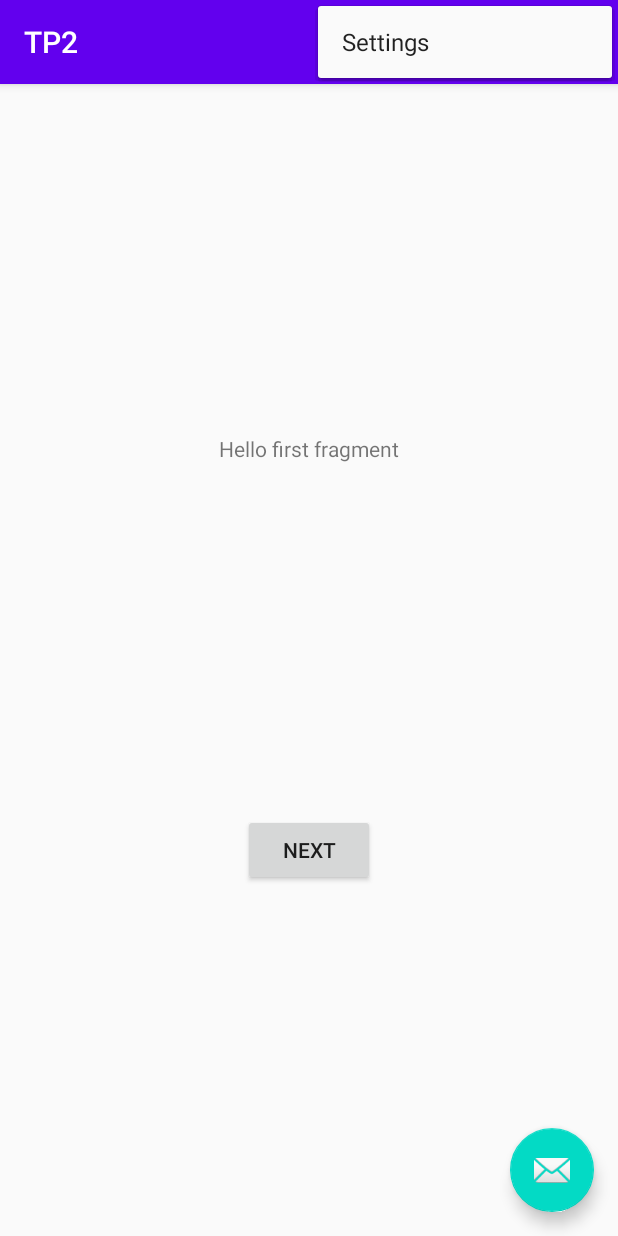
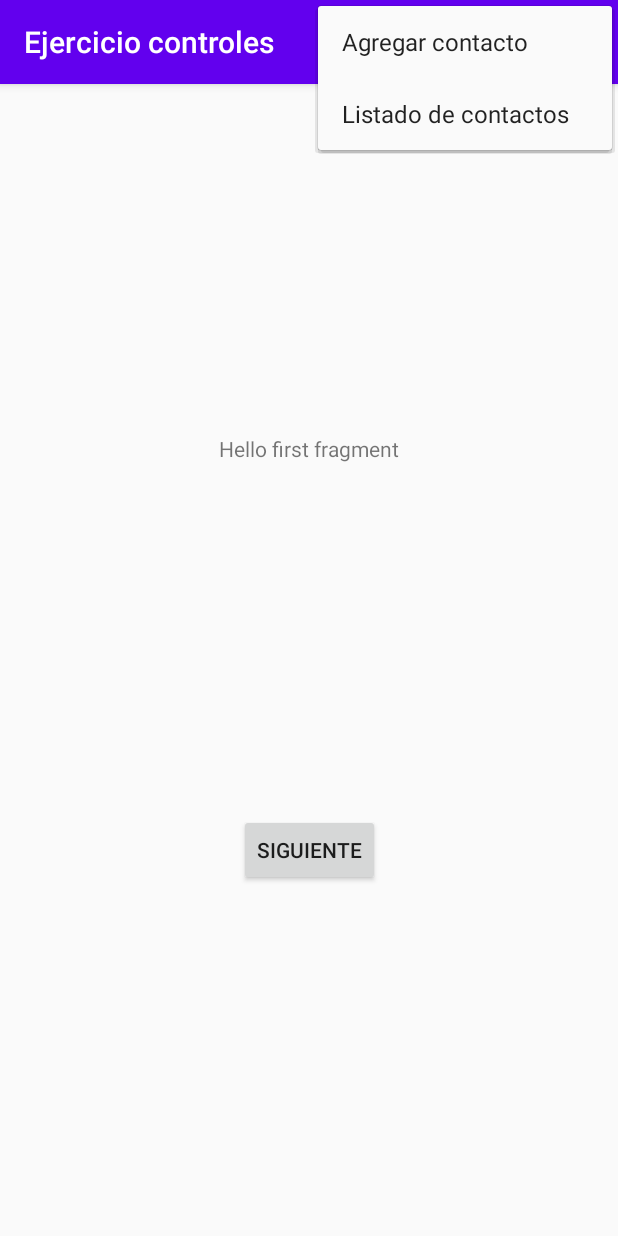
Before and after one commit to angelsimon/PAII-TP2, an Android app: the screen it shows after launch (MainActivity), with the options menu open, on a phone screen of 412 x 824 dp. Run offline under Robolectric (Android 15) with nearby library versions, the phone set to English and light mode, and no system bars.

Commit message:
Modificaciones el menú y MainActivity

```diff
--- a/app/src/main/res/layout/activity_main.xml
+++ b/app/src/main/res/layout/activity_main.xml
@@ -22,12 +22,4 @@
 
     <include layout="@layout/content_main" />
 
-    <com.google.android.material.floatingactionbutton.FloatingActionButton
-        android:id="@+id/fab"
-        android:layout_width="wrap_content"
-        android:layout_height="wrap_content"
-        android:layout_gravity="bottom|end"
-        android:layout_margin="@dimen/fab_margin"
-        app:srcCompat="@android:drawable/ic_dialog_email" />
-
 </androidx.coordinatorlayout.widget.CoordinatorLayout>
--- a/app/src/main/res/menu/menu_main.xml
+++ b/app/src/main/res/menu/menu_main.xml
@@ -3,8 +3,12 @@
     xmlns:tools="http://schemas.android.com/tools"
     tools:context="com.example.tp2.MainActivity">
     <item
-        android:id="@+id/action_settings"
+        android:id="@+id/action_agregar"
         android:orderInCategory="100"
-        android:title="@string/action_settings"
+        android:title="@string/action_agregar"
         app:showAsAction="never" />
+    <item
+        android:id="@+id/action_listar"
+        android:orderInCategory="101"
+        android:title="@string/action_listar" />
 </menu>
--- a/app/src/main/res/values/strings.xml
+++ b/app/src/main/res/values/strings.xml
@@ -1,11 +1,12 @@
 <resources>
-    <string name="app_name">TP2</string>
-    <string name="action_settings">Settings</string>
+    <string name="app_name">Ejercicio controles</string>
+    <string name="action_agregar">Agregar contacto</string>
+    <string name="action_listar">Listado de contactos</string>
     <!-- Strings used for fragments for navigation -->
     <string name="first_fragment_label">First Fragment</string>
     <string name="second_fragment_label">Second Fragment</string>
-    <string name="next">Next</string>
-    <string name="previous">Previous</string>
+    <string name="next">Siguiente</string>
+    <string name="previous">Anterior</string>
 
     <string name="hello_first_fragment">Hello first fragment</string>
     <string name="hello_second_fragment">Hello second fragment. Arg: %1$s</string>
```
Also changed, not shown: app/src/main/java/com/example/tp2/MainActivity.java (+7 -15 lines).
